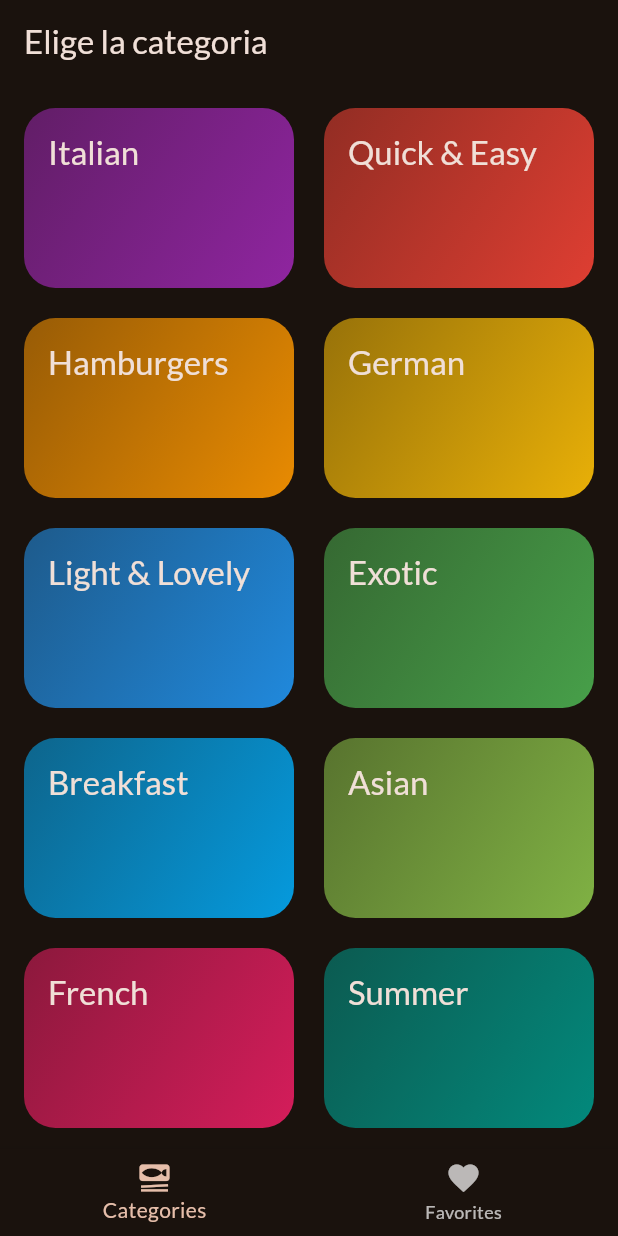
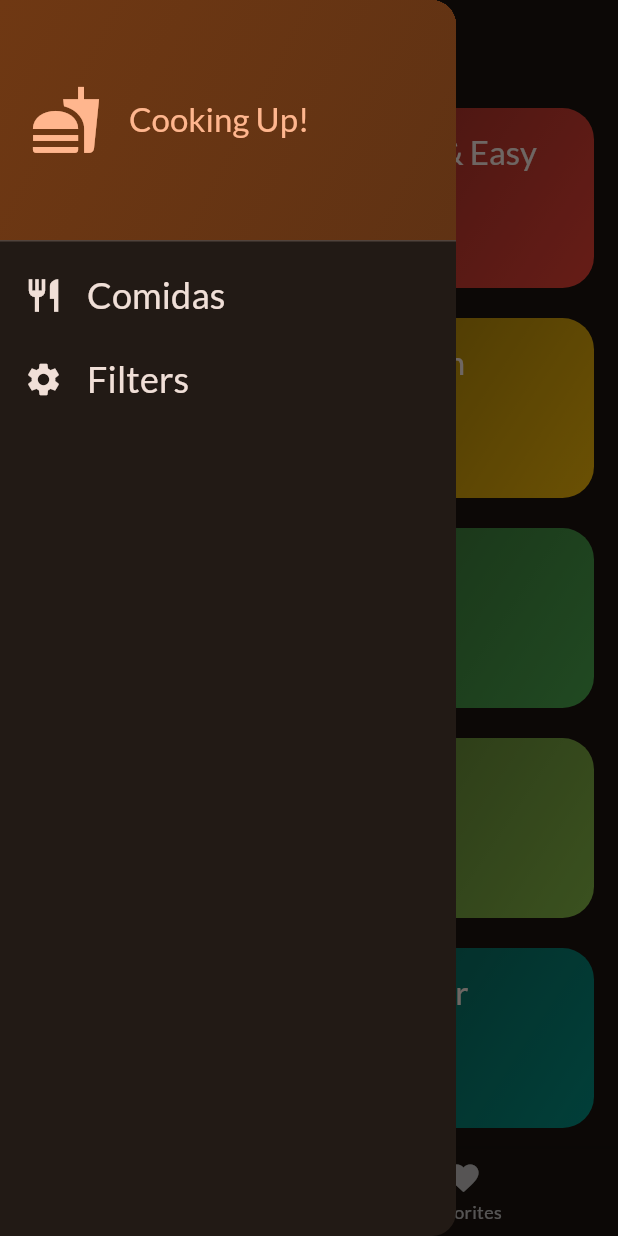
Before and after one commit to SantiagoLopezDeharo/aprendiendo_flutter, a Flutter app: the screen it shows after launch, with the side drawer open (before the commit the screen has no drawer), on a phone screen of 412 x 824 dp. Run offline on Flutter 3.47's test engine with Material 3 defaults, Android fonts, the phone set to English and light mode, and no system bars; our stand-ins replace google_fonts, transparent_image; missing offline and left inert: dart:ffi.

Commit message:
Agregue un menu para filtrar las comidas por preferencia

```diff
--- a/comidas/lib/modelos/comida.dart
+++ b/comidas/lib/modelos/comida.dart
@@ -1,3 +1,11 @@
+enum Filtros
+{
+  glutenFree,
+  lactoseFree,
+  vegan,
+  vegetarian,
+}
+
 enum Complejidad {
   simple,
   mediana,
--- a/comidas/lib/screeens/categorias.dart
+++ b/comidas/lib/screeens/categorias.dart
@@ -6,10 +6,12 @@ import 'package:flutter/material.dart';
 import 'package:comidas/Data/dummy_data.dart';
 
 class CategoriasScreen extends StatelessWidget {
-  const CategoriasScreen({super.key, required this.onFav});
+  const CategoriasScreen({super.key, required this.onFav, required this.comidas});
   final void Function(Comida comida) onFav;
+  final List<Comida> comidas;
+
   void _seleccionarCategoria(BuildContext context, Categoria categoria) {
-    final comidasF = dummyComidas
+    final comidasF = comidas
         .where((element) => element.categorias.contains(categoria.id))
         .toList();
 
@@ -49,3 +51,6 @@ class CategoriasScreen extends StatelessWidget {
         ));
   }
 }
+
+class Comidas {
+}
--- a/comidas/lib/screeens/tabs.dart
+++ b/comidas/lib/screeens/tabs.dart
@@ -1,10 +1,12 @@
+import 'package:comidas/Data/dummy_data.dart';
 import 'package:comidas/modelos/comida.dart';
 import 'package:comidas/screeens/categorias.dart';
 import 'package:comidas/screeens/comidas.dart';
+import 'package:comidas/screeens/filtros.dart';
+import 'package:comidas/widgets/MenuW.dart';
 import 'package:flutter/material.dart';
 
-class TabsScreen extends StatefulWidget
-{
+class TabsScreen extends StatefulWidget {
   const TabsScreen({super.key});
   @override
   State<TabsScreen> createState() {
@@ -12,45 +14,97 @@ class TabsScreen extends StatefulWidget
   }
 }
 
-class _TabsScreenState extends State<TabsScreen>
-{
+class _TabsScreenState extends State<TabsScreen> {
   int _selectedPageIndex = 0;
   final List<Comida> _fav = [];
+  Map<Filtros, bool> filtrosValores = {
+    Filtros.glutenFree: false,
+    Filtros.lactoseFree: false,
+    Filtros.vegan: false,
+    Filtros.vegetarian: false,
+  };
 
-  void _favStatus(Comida comida)
-  {
+  List<Comida> comidas = dummyComidas;
+
+  void _favStatus(Comida comida) {
     final isExisting = _fav.contains(comida);
     setState(() {
       if (isExisting)
-      _fav.remove(comida);
-
-    else
-      _fav.add(comida);
+        _fav.remove(comida);
+      else
+        _fav.add(comida);
     });
   }
 
-  void _selectPage(int indx)
-  {
+  void _selectPage(int indx) {
     setState(() {
       _selectedPageIndex = indx;
     });
   }
 
+  void _selectComidas() {
+    Navigator.of(context).pop();
+    Navigator.of(context).push(MaterialPageRoute(
+      builder: (ctx) => ComidasScreen(
+        title: "Comidas",
+        comidas: comidas,
+        onFav: _favStatus,
+      ),
+    ));
+  }
+
+  Future<void> _selectFiltros() async {
+    Navigator.of(context).pop();
+    filtrosValores =
+        (await Navigator.of(context).push<Map<Filtros, bool>>(MaterialPageRoute(
+            builder: (ctx) => FiltrosScreen(
+                  valores: filtrosValores,
+                ))))!;
+    setState(() {
+      comidas = dummyComidas.where( (i)
+    {
+      if (filtrosValores[Filtros.glutenFree]! && !i.isGlutenFree)
+        return false;
+      if (filtrosValores[Filtros.lactoseFree]! && !i.isLactoseFree)
+        return false;
+      if (filtrosValores[Filtros.vegan]! && !i.isVegan)
+        return false;
+      if (filtrosValores[Filtros.vegetarian]! && !i.isVegetarian)
+        return false;
+      return true;
+    }
+    ).toList();
+    });
+  }
+
   @override
   Widget build(BuildContext context) {
-    Widget activePage = CategoriasScreen(onFav: _favStatus,);
+    Widget activePage = CategoriasScreen(
+      onFav: _favStatus,
+      comidas: comidas,
+    );
 
-    if(_selectedPageIndex == 1)
-      activePage = ComidasScreen(title: "Favorites", comidas: _fav, onFav: _favStatus,);
+    if (_selectedPageIndex == 1)
+      activePage = ComidasScreen(
+        title: "Favorites",
+        comidas: _fav,
+        onFav: _favStatus,
+      );
 
     return Scaffold(
+      drawer: MenuW(
+        onSelectComida: _selectComidas,
+        onSelectFiltros: _selectFiltros,
+      ),
       body: activePage,
       bottomNavigationBar: BottomNavigationBar(
         onTap: _selectPage,
         currentIndex: _selectedPageIndex,
         items: const [
-          BottomNavigationBarItem(icon: Icon(Icons.set_meal), label: "Categories"),
-          BottomNavigationBarItem(icon: Icon(Icons.favorite), label: "Favorites"),
+          BottomNavigationBarItem(
+              icon: Icon(Icons.set_meal), label: "Categories"),
+          BottomNavigationBarItem(
+              icon: Icon(Icons.favorite), label: "Favorites"),
         ],
       ),
     );
--- /dev/null
+++ b/comidas/lib/widgets/MenuW.dart
@@ -0,0 +1,85 @@
+
+import 'package:flutter/material.dart';
+
+class MenuW extends StatelessWidget
+{
+  const MenuW({super.key, required this.onSelectComida, required this.onSelectFiltros});
+
+  final void Function() onSelectComida;
+  final void Function() onSelectFiltros;
+  @override
+  Widget build(BuildContext context) {
+    return  Drawer(
+      child: Column(
+        children: [
+          DrawerHeader(
+            padding: const EdgeInsets.all(20),
+            decoration: BoxDecoration(
+              gradient: LinearGradient(
+                colors: [
+                  Theme.of(context).colorScheme.primaryContainer,
+                  Theme.of(context)
+                      .colorScheme
+                      .primaryContainer
+                      .withOpacity(0.8),
+                ],
+                begin: Alignment.topLeft,
+                end: Alignment.bottomRight,
+              ),
+            ),
+            child: Row(
+              children: [
+                Icon(
+                  Icons.fastfood,
+                  size: 48,
+                  color: Theme.of(context).colorScheme.primary,
+                ),
+                const SizedBox(width: 18),
+                Text(
+                  'Cooking Up!',
+                  style: Theme.of(context).textTheme.titleLarge!.copyWith(
+                        color: Theme.of(context).colorScheme.primary,
+                      ),
+                ),
+              ],
+            ),
+          ),
+          ListTile(
+            leading: Icon(
+              Icons.restaurant,
+              size: 26,
+              color: Theme.of(context).colorScheme.onBackground,
+            ),
+            title: Text(
+              'Comidas',
+              style: Theme.of(context).textTheme.titleSmall!.copyWith(
+                    color: Theme.of(context).colorScheme.onBackground,
+                    fontSize: 24,
+                  ),
+            ),
+            onTap: () {
+              onSelectComida();
+            },
+          ),
+          ListTile(
+            leading: Icon(
+              Icons.settings,
+              size: 26,
+              color: Theme.of(context).colorScheme.onBackground,
+            ),
+            title: Text(
+              'Filters',
+              style: Theme.of(context).textTheme.titleSmall!.copyWith(
+                    color: Theme.of(context).colorScheme.onBackground,
+                    fontSize: 24,
+                  ),
+            ),
+            onTap: () {
+              onSelectFiltros();
+            },
+          ),
+        ],
+      ),
+    );
+  }
+}
```
Also changed, not shown: comidas/lib/screeens/filtros.dart (added, +72 -0 lines).
